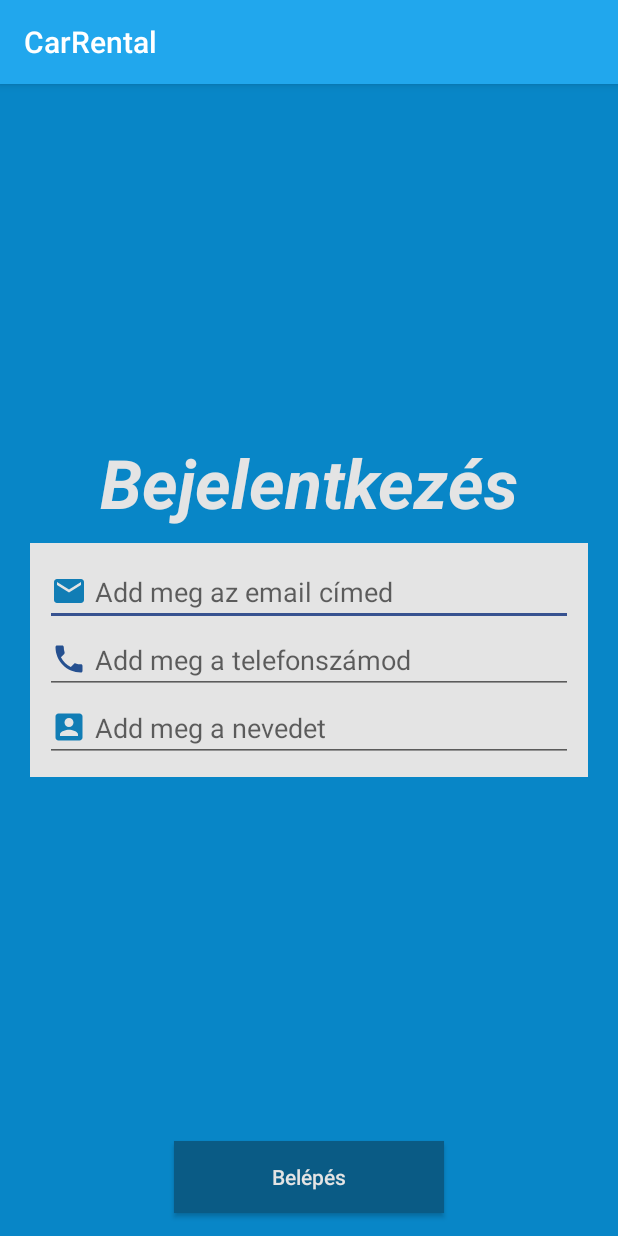
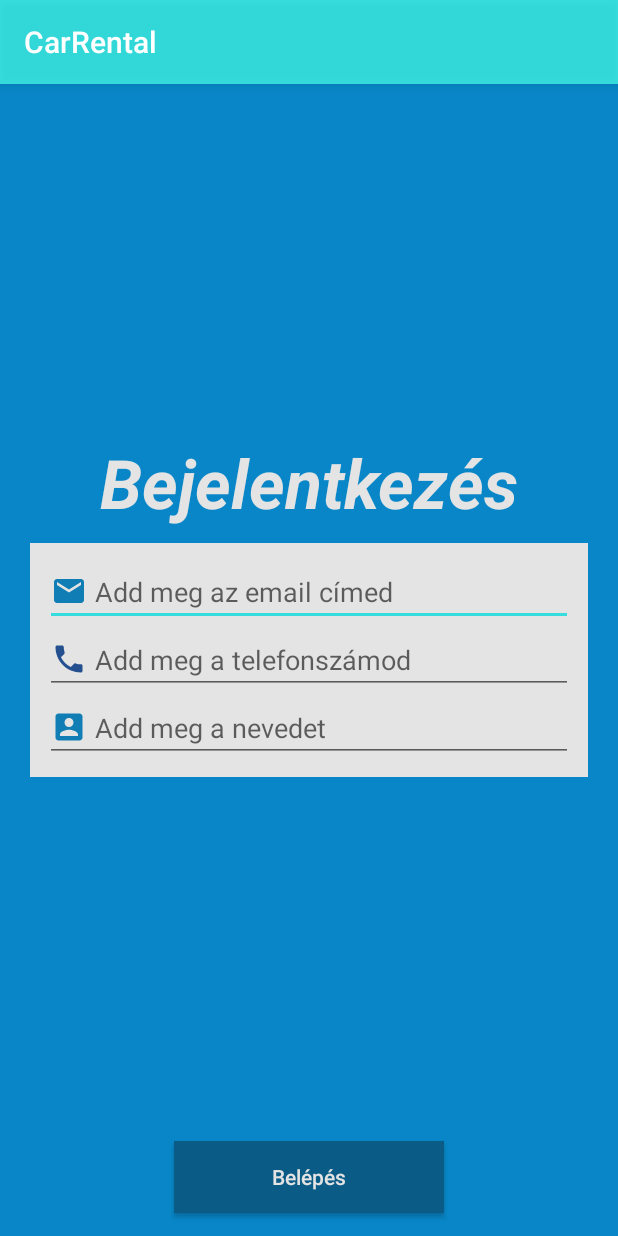
Before and after one commit to vereczkibalint/szakmaigyakorlat_2days, an Android app: the screen it shows after launch (MainActivity), on a phone screen of 412 x 824 dp. Run offline under Robolectric (Android 15) with nearby library versions, the phone set to English and light mode, and no system bars.

Commit message:
Header color fix

```diff
--- a/CarRental/app/src/main/res/values/styles.xml
+++ b/CarRental/app/src/main/res/values/styles.xml
@@ -3,9 +3,9 @@
     <!-- Base application theme. -->
     <style name="AppTheme" parent="Theme.AppCompat.Light.DarkActionBar">
         <!-- Customize your theme here. -->
-        <item name="colorPrimary">@color/colorPrimary</item>
-        <item name="colorPrimaryDark">@color/colorPrimaryDark</item>
-        <item name="colorAccent">@color/colorAccent</item>
+        <item name="colorPrimary">#C807DADA</item>
+        <item name="colorPrimaryDark">#000000</item>
+        <item name="colorAccent">#C807DADA</item>
     </style>
 
 </resources>
```
